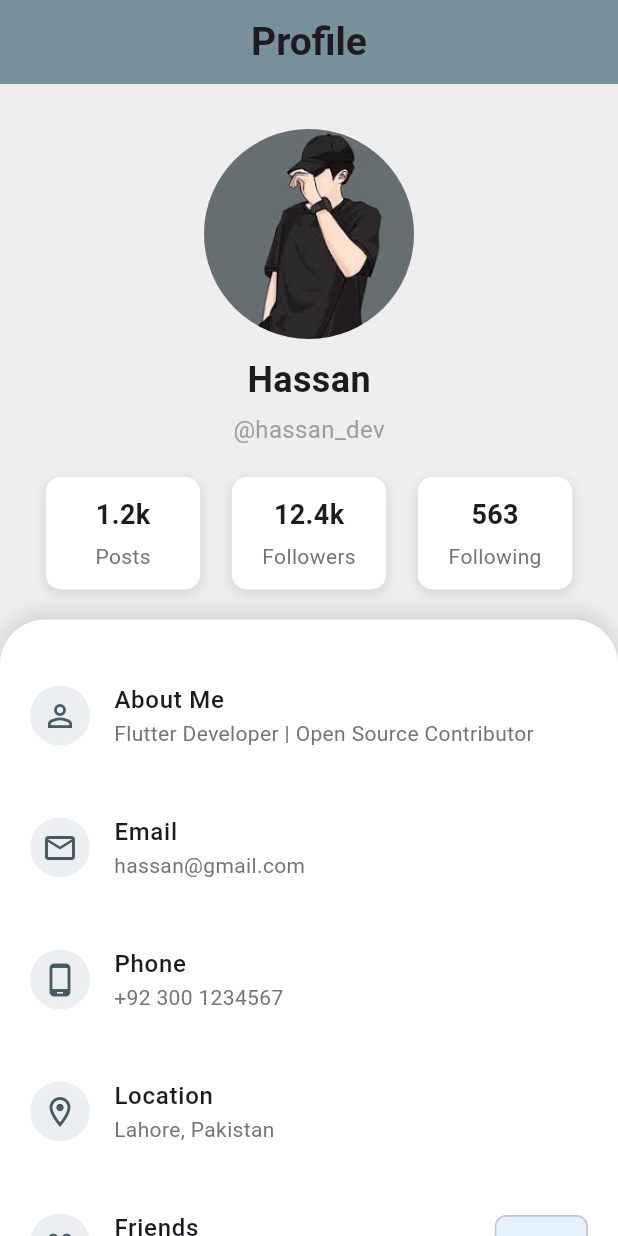
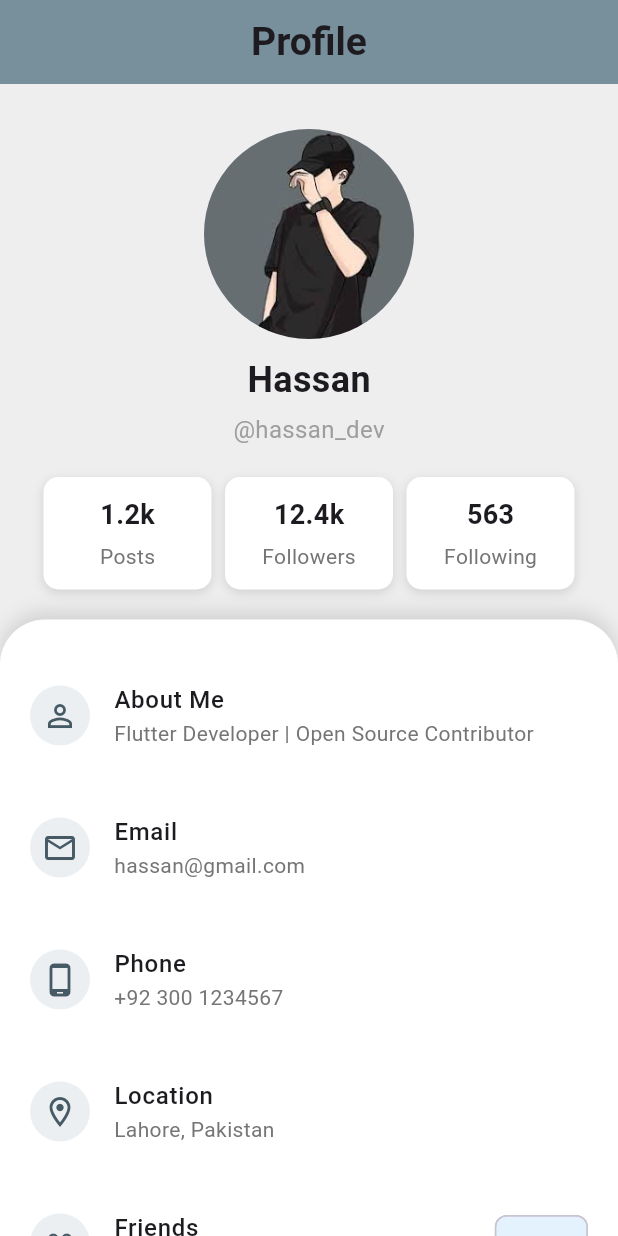
Before and after one commit to Hassan9865/Social-app, a Flutter app: the ProfileView screen opened by its route, on a phone screen of 412 x 824 dp. Run offline on Flutter 3.47's test engine with Material 3 defaults, Android fonts, the phone set to English and light mode, and no system bars; our stand-ins replace lottie, stacked, stacked_services, stacked_shared.

```diff
--- a/lib/view/home/home_view.dart
+++ b/lib/view/home/home_view.dart
@@ -69,8 +69,8 @@ class HomeView extends StatelessWidget {
                         if (index == 0) {
                           return Buildaddstorybutton(index);
                         }
-                        // final storyIndex = index - 1;
-                        return Buildstorycircle(index);
+                        final storyIndex = index - 1;
+                        return Buildstorycircle(storyIndex);
                       },
                     ),
                   ),
--- a/lib/view/home/widget/buildStoryCircle.dart
+++ b/lib/view/home/widget/buildStoryCircle.dart
@@ -46,7 +46,10 @@ class Buildstorycircle extends ViewModelWidget<HomeViewModel> {
             child: Text(
               circlelist[index].title,
               textAlign: TextAlign.center,
-              style: TextStyle(fontSize: 12),
+              style: TextStyle(
+                fontSize: 12,
+                color: viewModel.isDarkTheme ? Colors.white : Colors.black,
+              ),
               overflow: TextOverflow.ellipsis,
               maxLines: 1,
             ),
--- a/lib/view/profile/profile_View.dart
+++ b/lib/view/profile/profile_View.dart
@@ -48,14 +48,20 @@ class ProfileView extends StatelessWidget {
               ),
               Padding(
                 padding: const EdgeInsets.symmetric(horizontal: 20),
-                child: Row(
-                  mainAxisAlignment: MainAxisAlignment.spaceAround,
-                  children: [
-                    _buildStatContainer(context, "1.2k", "Posts"),
-                    _buildStatContainer(context, "12.4k", "Followers"),
-                    _buildStatContainer(context, "563", "Following"),
-                  ],
-                ),
+                child: LayoutBuilder(builder: (context, constraints) {
+                  double containerWidth = constraints.maxWidth / 3 - 12;
+                  return Row(
+                    mainAxisAlignment: MainAxisAlignment.spaceEvenly,
+                    children: [
+                      _buildStatContainer(
+                          context, "1.2k", "Posts", containerWidth),
+                      _buildStatContainer(
+                          context, "12.4k", "Followers", containerWidth),
+                      _buildStatContainer(
+                          context, "563", "Following", containerWidth),
+                    ],
+                  );
+                }),
               ),
               SizedBox(height: 20),
               Expanded(
@@ -145,9 +151,10 @@ class ProfileView extends StatelessWidget {
     );
   }
 
-  Widget _buildStatContainer(BuildContext context, String value, String label) {
+  Widget _buildStatContainer(
+      BuildContext context, String value, String label, double width) {
     return Container(
-      width: MediaQuery.of(context).size.width * 0.25,
+      width: width,
       padding: EdgeInsets.symmetric(vertical: 12),
       decoration: BoxDecoration(
         borderRadius: BorderRadius.circular(10),
```
Also changed, not shown: lib/main.dart (+24 -2 lines), lib/view/notification/notificate_view.dart (+8 -0 lines), lib/view/story/story_view.dart (+19 -12 lines).
